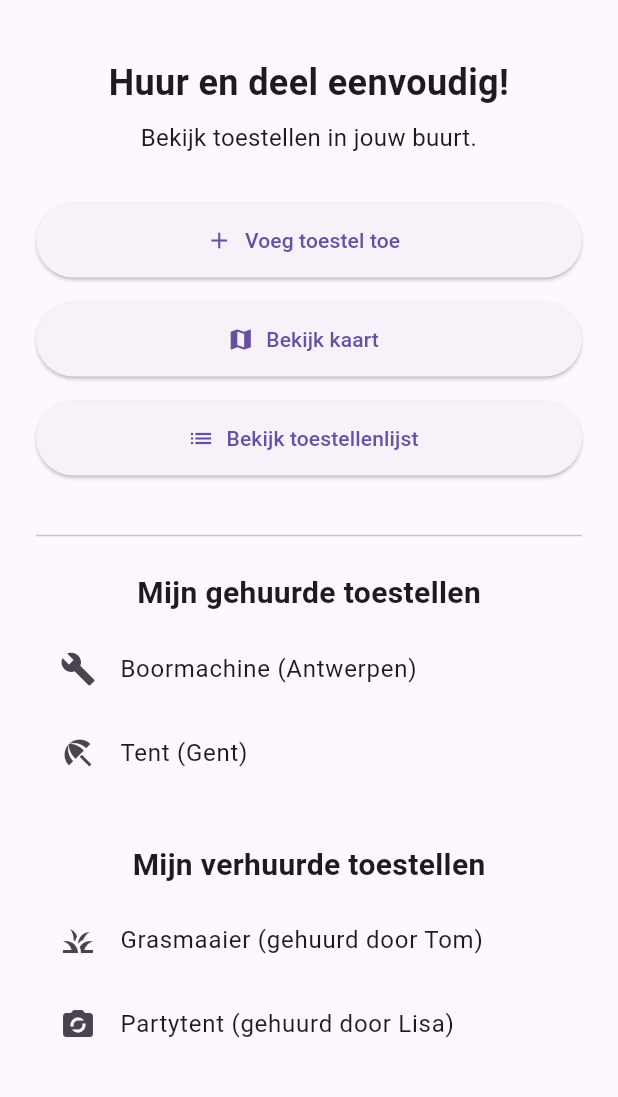
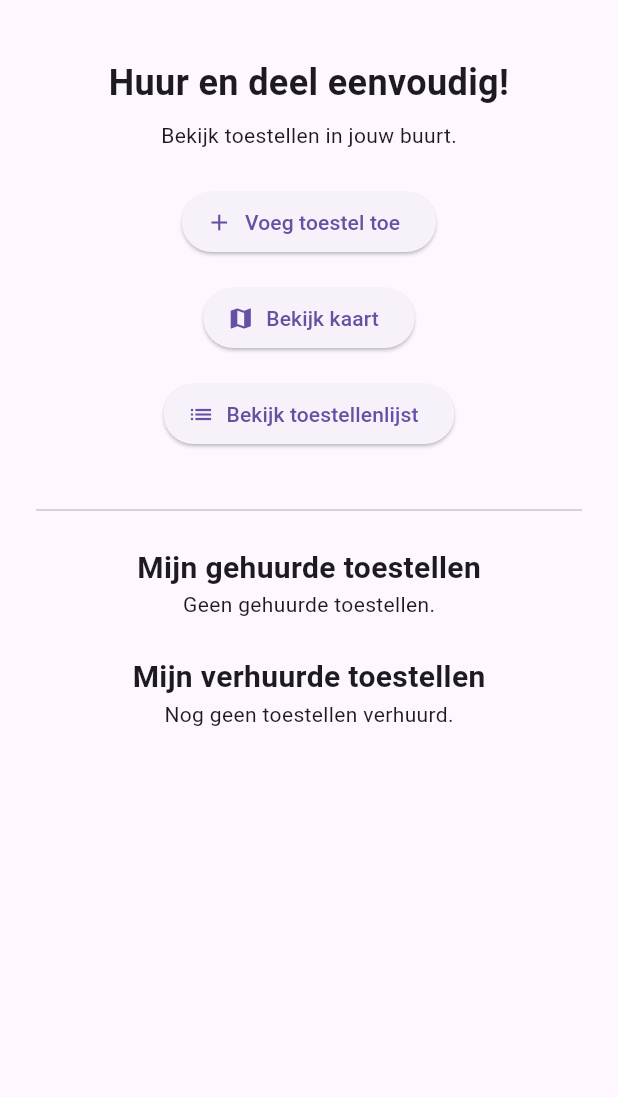
Before and after one commit to Aberkannacer/Flutter_PeerBy, a Flutter app: the screen it shows once a user with an empty profile is signed in, on a phone screen of 412 x 824 dp, the part 63-1160 px from its top. Run offline on Flutter 3.47's test engine with Material 3 defaults, Android fonts, the phone set to English and light mode, and no system bars; our stand-ins replace cloud_firestore, firebase_auth, firebase_core, flutter_map, geocoding, latlong2; missing offline and left inert: flutter_map_marker_popup; accounts and stored records are empty.

Commit message:
Add logic off renting a device. You also can see the device at your homepage

```diff
--- a/nacer_aberkan_peerby/lib/screens/home_screen.dart
+++ b/nacer_aberkan_peerby/lib/screens/home_screen.dart
@@ -1,11 +1,63 @@
 import 'package:flutter/material.dart';
+import 'package:cloud_firestore/cloud_firestore.dart';
+import 'package:firebase_auth/firebase_auth.dart';
 import 'add_device_screen.dart';
 import 'map_screen.dart';
 import 'device_list_screen.dart';
-import 'package:firebase_auth/firebase_auth.dart';
 
-class HomeScreen extends StatelessWidget {
+class HomeScreen extends StatefulWidget {
   const HomeScreen({super.key});
+
+  @override
+  State<HomeScreen> createState() => _HomeScreenState();
+}
+
+class _HomeScreenState extends State<HomeScreen> {
+  late String userId;
+  late Future<List<Map<String, dynamic>>> _myRentals;
+  late Future<List<Map<String, dynamic>>> _myDevicesRented;
+
+  @override
+  void initState() {
+    super.initState();
+    userId = FirebaseAuth.instance.currentUser!.uid;
+    _myRentals = _loadMyRentals();
+    _myDevicesRented = _loadMyDevicesRented();
+  }
+
+  Future<List<Map<String, dynamic>>> _loadMyRentals() async {
+    final reservations = await FirebaseFirestore.instance
+        .collection('reservations')
+        .where('renterId', isEqualTo: userId)
+        .get();
+
+    final deviceIds = reservations.docs.map((doc) => doc['deviceId']).toList();
+    if (deviceIds.isEmpty) return [];
+
+    final devices = await FirebaseFirestore.instance
+        .collection('devices')
+        .where(FieldPath.documentId, whereIn: deviceIds)
+        .get();
+
+    return devices.docs.map((d) => d.data()).toList();
+  }
+
+  Future<List<Map<String, dynamic>>> _loadMyDevicesRented() async {
+    final reservations = await FirebaseFirestore.instance
+        .collection('reservations')
+        .where('ownerId', isEqualTo: userId)
+        .get();
+
+    final deviceIds = reservations.docs.map((doc) => doc['deviceId']).toList();
+    if (deviceIds.isEmpty) return [];
+
+    final devices = await FirebaseFirestore.instance
+        .collection('devices')
+        .where(FieldPath.documentId, whereIn: deviceIds)
+        .get();
+
+    return devices.docs.map((d) => d.data()).toList();
+  }
 
   @override
   Widget build(BuildContext context) {
@@ -17,16 +69,12 @@ class HomeScreen extends StatelessWidget {
             icon: const Icon(Icons.logout),
             onPressed: () async {
               await FirebaseAuth.instance.signOut();
-              ScaffoldMessenger.of(context).showSnackBar(
-                const SnackBar(content: Text('Je bent uitgelogd')),
-              );
             },
           ),
         ],
       ),
       body: SingleChildScrollView(
-        child: Padding(
-          padding: const EdgeInsets.all(24.0),
+        padding: const EdgeInsets.all(24),
         child: Column(
           crossAxisAlignment: CrossAxisAlignment.center,
           children: [
@@ -36,56 +84,33 @@ class HomeScreen extends StatelessWidget {
               textAlign: TextAlign.center,
             ),
             const SizedBox(height: 8),
-              const Text(
-                'Bekijk toestellen in jouw buurt.',
-                style: TextStyle(fontSize: 16),
-                textAlign: TextAlign.center,
+            const Text('Bekijk toestellen in jouw buurt.'),
+            const SizedBox(height: 24),
+            ElevatedButton.icon(
+              onPressed: () => Navigator.push(
+                context,
+                MaterialPageRoute(builder: (_) => const AddDeviceScreen()),
               ),
-              const SizedBox(height: 32),
-              ElevatedButton.icon(
-                onPressed: () {
-                  Navigator.push(
-                    context,
-                    MaterialPageRoute(
-                      builder: (context) => const AddDeviceScreen(),
-                    ),
-                  );
-                },
               icon: const Icon(Icons.add),
               label: const Text('Voeg toestel toe'),
-                style: ElevatedButton.styleFrom(
-                  minimumSize: const Size(double.infinity, 50),
-                ),
             ),
             const SizedBox(height: 16),
             ElevatedButton.icon(
-                onPressed: () {
-                  Navigator.push(
+              onPressed: () => Navigator.push(
                 context,
-                    MaterialPageRoute(builder: (context) => const MapScreen()),
-                  );
-                },
+                MaterialPageRoute(builder: (_) => const MapScreen()),
+              ),
               icon: const Icon(Icons.map),
               label: const Text('Bekijk kaart'),
-                style: ElevatedButton.styleFrom(
-                  minimumSize: const Size(double.infinity, 50),
-                ),
             ),
             const SizedBox(height: 16),
             ElevatedButton.icon(
-                onPressed: () {
-                  Navigator.push(
+              onPressed: () => Navigator.push(
                 context,
-                    MaterialPageRoute(
-                      builder: (context) => const DeviceListScreen(),
+                MaterialPageRoute(builder: (_) => const DeviceListScreen()),
               ),
-                  );
-                },
               icon: const Icon(Icons.list),
               label: const Text('Bekijk toestellenlijst'),
-                style: ElevatedButton.styleFrom(
-                  minimumSize: const Size(double.infinity, 50),
-                ),
             ),
             const SizedBox(height: 32),
             const Divider(),
@@ -94,39 +119,50 @@ class HomeScreen extends StatelessWidget {
               'Mijn gehuurde toestellen',
               style: TextStyle(fontSize: 20, fontWeight: FontWeight.bold),
             ),
-              const SizedBox(height: 8),
-              Column(
-                children: [
-                  ListTile(
-                    leading: const Icon(Icons.build),
-                    title: const Text('Boormachine (Antwerpen)'),
+            FutureBuilder<List<Map<String, dynamic>>>(
+              future: _myRentals,
+              builder: (context, snapshot) {
+                if (snapshot.connectionState == ConnectionState.waiting) {
+                  return const CircularProgressIndicator();
+                }
+                if (!snapshot.hasData || snapshot.data!.isEmpty) {
+                  return const Text('Geen gehuurde toestellen.');
+                }
+                return Column(
+                  children: snapshot.data!
+                      .map((device) => ListTile(
+                            leading: const Icon(Icons.shopping_bag),
+                            title: Text(device['name'] ?? 'Onbekend'),
+                          ))
+                      .toList(),
+                );
+              },
             ),
-                  ListTile(
-                    leading: const Icon(Icons.beach_access),
-                    title: const Text('Tent (Gent)'),
-                  ),
-                ],
-              ),
-              const SizedBox(height: 32),
+            const SizedBox(height: 24),
             const Text(
               'Mijn verhuurde toestellen',
               style: TextStyle(fontSize: 20, fontWeight: FontWeight.bold),
             ),
-              const SizedBox(height: 8),
-              Column(
-                children: [
-                  ListTile(
-                    leading: const Icon(Icons.grass),
-                    title: const Text('Grasmaaier (gehuurd door Tom)'),
-                  ),
-                  ListTile(
-                    leading: const Icon(Icons.party_mode),
-                    title: const Text('Partytent (gehuurd door Lisa)'),
+            FutureBuilder<List<Map<String, dynamic>>>(
+              future: _myDevicesRented,
+              builder: (context, snapshot) {
+                if (snapshot.connectionState == ConnectionState.waiting) {
+                  return const CircularProgressIndicator();
+                }
+                if (!snapshot.hasData || snapshot.data!.isEmpty) {
+                  return const Text('Nog geen toestellen verhuurd.');
+                }
+                return Column(
+                  children: snapshot.data!
+                      .map((device) => ListTile(
+                            leading: const Icon(Icons.engineering),
+                            title: Text(device['name'] ?? 'Onbekend'),
+                          ))
+                      .toList(),
+                );
+              },
             ),
           ],
-              ),
-            ],
-          ),
         ),
       ),
     );
```
Also changed, not shown: nacer_aberkan_peerby/lib/screens/device_detail_screen.dart (+41 -16 lines), nacer_aberkan_peerby/lib/screens/device_list_screen.dart (+25 -6 lines). Lines whose indentation alone changed are shown as unchanged.
